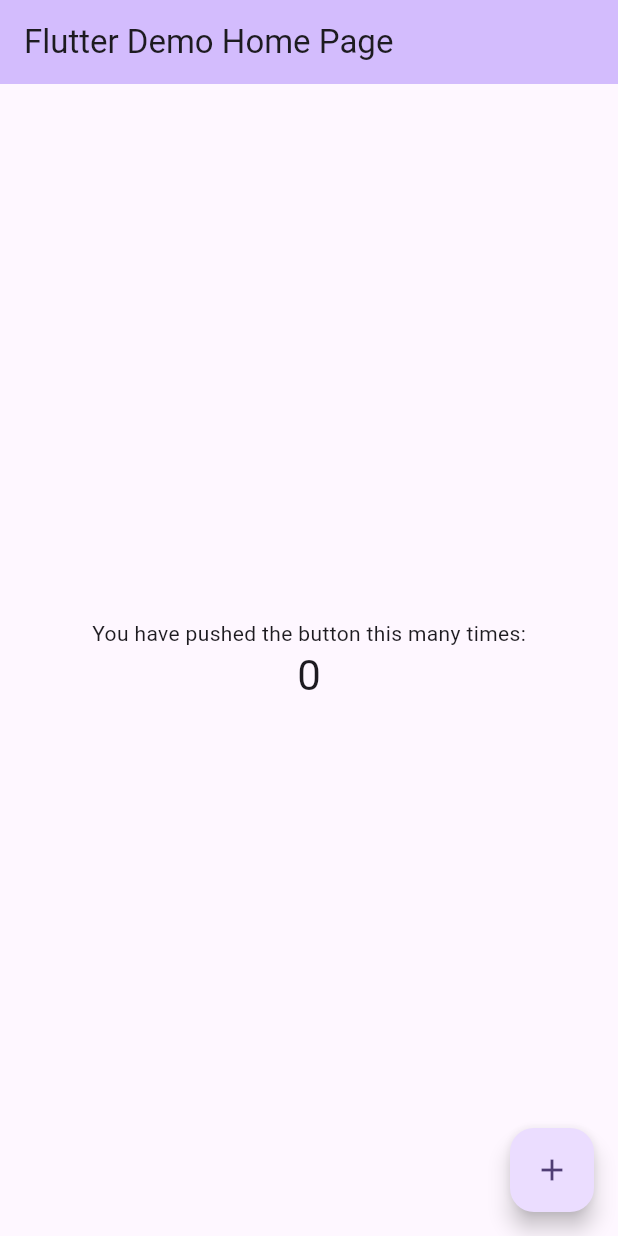
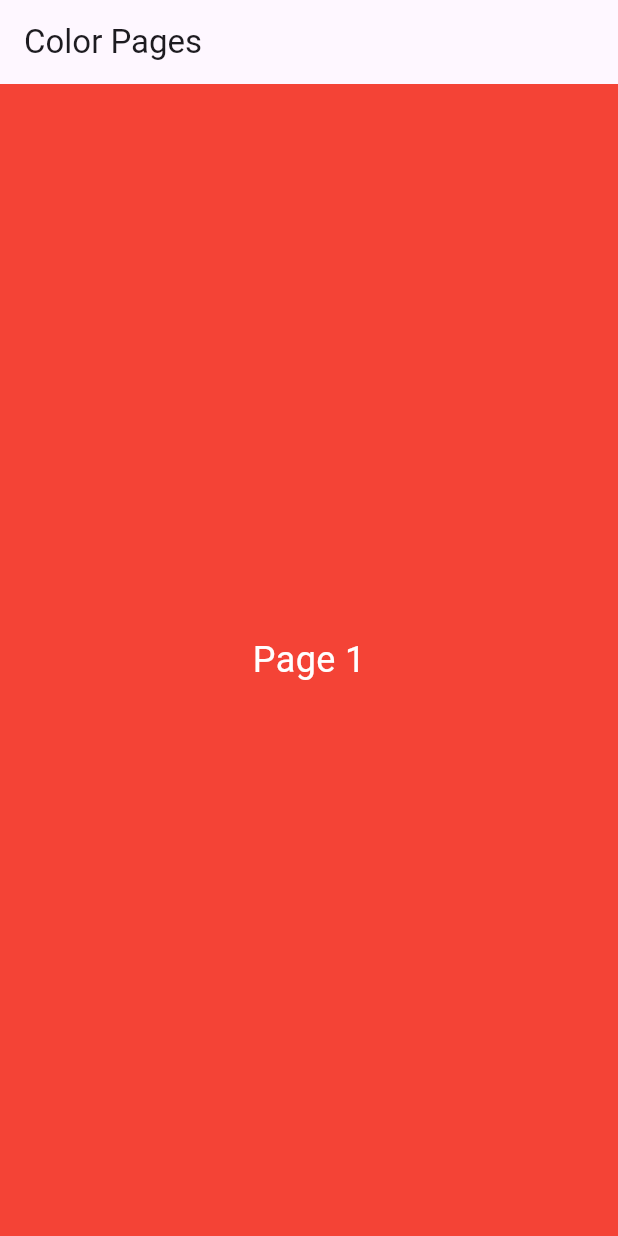
Before and after one commit to sheemieai/personal_finance_manager_app, a Flutter app: the screen it shows after launch, on a phone screen of 412 x 824 dp. Run offline on Flutter 3.47's test engine with Material 3 defaults, Android fonts, the phone set to English and light mode, and no system bars.

Commit message:
Added 5 pages for the finance app

```diff
--- a/lib/main.dart
+++ b/lib/main.dart
@@ -1,125 +1,46 @@
 import 'package:flutter/material.dart';
+import 'pages/1/login_in_page.dart';
+import 'pages/2/home_page.dart';
+import 'pages/3/expenses_page.dart';
+import 'pages/4/savings_goals_page.dart';
+import 'pages/5/investments_page.dart';
 
 void main() {
-  runApp(const MyApp());
+  runApp(ColorPagesApp());
 }
 
-class MyApp extends StatelessWidget {
-  const MyApp({super.key});
-
-  // This widget is the root of your application.
+class ColorPagesApp extends StatelessWidget {
   @override
   Widget build(BuildContext context) {
     return MaterialApp(
-      title: 'Flutter Demo',
-      theme: ThemeData(
-        // This is the theme of your application.
-        //
-        // TRY THIS: Try running your application with "flutter run". You'll see
-        // the application has a purple toolbar. Then, without quitting the app,
-        // try changing the seedColor in the colorScheme below to Colors.green
-        // and then invoke "hot reload" (save your changes or press the "hot
-        // reload" button in a Flutter-supported IDE, or press "r" if you used
-        // the command line to start the app).
-        //
-        // Notice that the counter didn't reset back to zero; the application
-        // state is not lost during the reload. To reset the state, use hot
-        // restart instead.
-        //
-        // This works for code too, not just values: Most code changes can be
-        // tested with just a hot reload.
-        colorScheme: ColorScheme.fromSeed(seedColor: Colors.deepPurple),
-        useMaterial3: true,
-      ),
-      home: const MyHomePage(title: 'Flutter Demo Home Page'),
+      title: "Color Pages App",
+      home: ColorPages(),
     );
   }
 }
 
-class MyHomePage extends StatefulWidget {
-  const MyHomePage({super.key, required this.title});
-
-  // This widget is the home page of your application. It is stateful, meaning
-  // that it has a State object (defined below) that contains fields that affect
-  // how it looks.
-
-  // This class is the configuration for the state. It holds the values (in this
-  // case the title) provided by the parent (in this case the App widget) and
-  // used by the build method of the State. Fields in a Widget subclass are
-  // always marked "final".
-
-  final String title;
-
-  @override
-  State<MyHomePage> createState() => _MyHomePageState();
-}
-
-class _MyHomePageState extends State<MyHomePage> {
-  int _counter = 0;
-
-  void _incrementCounter() {
-    setState(() {
-      // This call to setState tells the Flutter framework that something has
-      // changed in this State, which causes it to rerun the build method below
-      // so that the display can reflect the updated values. If we changed
-      // _counter without calling setState(), then the build method would not be
-      // called again, and so nothing would appear to happen.
-      _counter++;
-    });
-  }
+class ColorPages extends StatelessWidget {
+  // List of pages
+  final List<Widget> pages = [
+    LoginInPage(),
+    HomePage(),
+    ExpensesPage(),
+    SavingGoalsPage(),
+    InvestmentPage(),
+  ];
 
   @override
   Widget build(BuildContext context) {
-    // This method is rerun every time setState is called, for instance as done
-    // by the _incrementCounter method above.
-    //
-    // The Flutter framework has been optimized to make rerunning build methods
-    // fast, so that you can just rebuild anything that needs updating rather
-    // than having to individually change instances of widgets.
     return Scaffold(
       appBar: AppBar(
-        // TRY THIS: Try changing the color here to a specific color (to
-        // Colors.amber, perhaps?) and trigger a hot reload to see the AppBar
-        // change color while the other colors stay the same.
-        backgroundColor: Theme.of(context).colorScheme.inversePrimary,
-        // Here we take the value from the MyHomePage object that was created by
-        // the App.build method, and use it to set our appbar title.
-        title: Text(widget.title),
+        title: const Text("Color Pages"),
       ),
-      body: Center(
-        // Center is a layout widget. It takes a single child and positions it
-        // in the middle of the parent.
-        child: Column(
-          // Column is also a layout widget. It takes a list of children and
-          // arranges them vertically. By default, it sizes itself to fit its
-          // children horizontally, and tries to be as tall as its parent.
-          //
-          // Column has various properties to control how it sizes itself and
-          // how it positions its children. Here we use mainAxisAlignment to
-          // center the children vertically; the main axis here is the vertical
-          // axis because Columns are vertical (the cross axis would be
-          // horizontal).
-          //
-          // TRY THIS: Invoke "debug painting" (choose the "Toggle Debug Paint"
-          // action in the IDE, or press "p" in the console), to see the
-          // wireframe for each widget.
-          mainAxisAlignment: MainAxisAlignment.center,
-          children: <Widget>[
-            const Text(
-              'You have pushed the button this many times:',
-            ),
-            Text(
-              '$_counter',
-              style: Theme.of(context).textTheme.headlineMedium,
-            ),
-          ],
-        ),
+      body: PageView.builder(
+        itemCount: pages.length,
+        itemBuilder: (context, index) {
+          return pages[index]; // Change index here to switch pages
+        },
       ),
-      floatingActionButton: FloatingActionButton(
-        onPressed: _incrementCounter,
-        tooltip: 'Increment',
-        child: const Icon(Icons.add),
-      ), // This trailing comma makes auto-formatting nicer for build methods.
     );
   }
 }
--- /dev/null
+++ b/lib/pages/1/login_in_page.dart
@@ -0,0 +1,21 @@
+import 'package:flutter/material.dart';
+
+class LoginInPage extends StatelessWidget {
+  const LoginInPage({super.key});
+
+  @override
+  Widget build(BuildContext context) {
+    return Container(
+      color: Colors.red,
+      child: const Center(
+        child: Text(
+          "Page 1",
+          style: TextStyle(
+            fontSize: 24,
+            color: Colors.white,
+          ),
+        ),
+      ),
+    );
+  }
+}
```
Also changed, not shown: lib/pages/2/home_page.dart (added, +21 -0 lines), lib/pages/3/expenses_page.dart (added, +21 -0 lines), lib/pages/4/savings_goals_page.dart (added, +21 -0 lines), lib/pages/5/investments_page.dart (added, +21 -0 lines), pubspec.lock.
